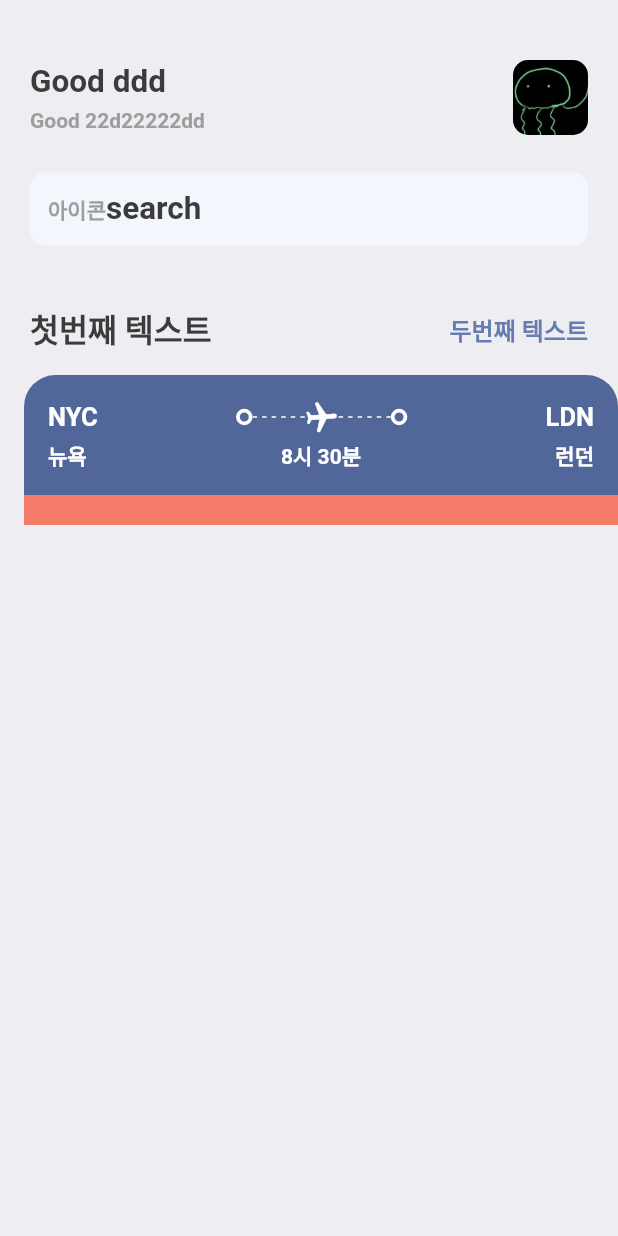
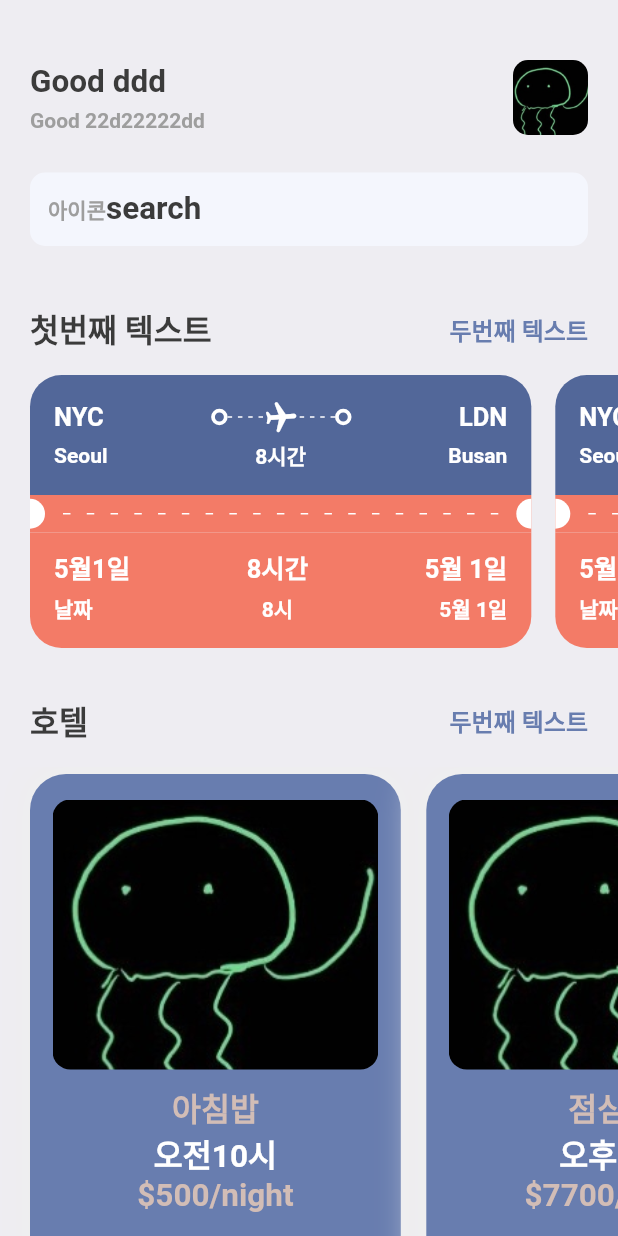
Before and after one commit to JunBaam/flutter-tutorial, a Flutter app: the HomeScreen screen opened directly, on a phone screen of 412 x 824 dp. Run offline on Flutter 3.47's test engine with Material 2 defaults, Android fonts, the phone set to English and light mode, and no system bars; our stand-ins replace gap.

Commit message:
complete home

```diff
--- a/lib/screens/home_screen.dart
+++ b/lib/screens/home_screen.dart
@@ -1,6 +1,8 @@
 import 'package:flutter/material.dart';
 import 'package:gap/gap.dart';
+import 'package:ticket/screens/hotel_screen.dart';
 import 'package:ticket/screens/ticket_view.dart';
+import 'package:ticket/utils/app_info_list.dart';
 import 'package:ticket/utils/app_styles.dart';
 
 class HomeScreen extends StatelessWidget {
@@ -88,7 +90,45 @@ class HomeScreen extends StatelessWidget {
             ),
           ),
           const Gap(15),
-          TicketView(),
+          SingleChildScrollView(
+            scrollDirection: Axis.horizontal,
+            padding: const EdgeInsets.only(left: 20),
+            child: Row(
+              children: ticketList
+                  .map((ticket) => TicketView(ticket: ticket))
+                  .toList(),
+            ),
+          ),
+          const Gap(15),
+          Container(
+            padding: const EdgeInsets.symmetric(horizontal: 20),
+            child: Row(
+              mainAxisAlignment: MainAxisAlignment.spaceBetween,
+              children: [
+                Text(
+                  '호텔',
+                  style: Styles.headLineStyle2,
+                ),
+                InkWell(
+                  onTap: () {
+                    print('you are tapped');
+                  },
+                  child: Text('두번째 텍스트',
+                      style: Styles.textStyle
+                          .copyWith(color: Styles.primaryColor)),
+                ),
+              ],
+            ),
+          ),
+          const Gap(15),
+          SingleChildScrollView(
+            scrollDirection: Axis.horizontal,
+            padding: const EdgeInsets.only(left: 20),
+            child: Row(
+              children:
+                  hotelList.map((hotel) => HotelScreen(hotel: hotel)).toList(),
+            ),
+          ),
         ],
       ),
     );
--- /dev/null
+++ b/lib/screens/hotel_screen.dart
@@ -0,0 +1,62 @@
+import 'package:flutter/material.dart';
+import 'package:flutter/src/widgets/container.dart';
+import 'package:flutter/src/widgets/framework.dart';
+import 'package:gap/gap.dart';
+import 'package:ticket/utils/app_layout.dart';
+import 'package:ticket/utils/app_styles.dart';
+
+class HotelScreen extends StatelessWidget {
+  final Map<String, dynamic> hotel;
+  const HotelScreen({Key? key, required this.hotel}) : super(key: key);
+
+  @override
+  Widget build(BuildContext context) {
+    // print('호텔가격 ${hotel['price']}');
+
+    final size = AppLayout.getSize(context);
+    return Container(
+      width: size.width * 0.6,
+      height: 350,
+      padding: const EdgeInsets.symmetric(horizontal: 15, vertical: 17),
+      margin: const EdgeInsets.only(right: 17, top: 5),
+      decoration: BoxDecoration(
+          color: Styles.primaryColor,
+          borderRadius: BorderRadius.circular(24),
+          boxShadow: [
+            BoxShadow(
+                color: Colors.grey.shade200, blurRadius: 20, spreadRadius: 5),
+          ]),
+      child: Column(
+        children: [
+          Container(
+            height: 180,
+            decoration: BoxDecoration(
+              borderRadius: BorderRadius.circular(12),
+              color: Styles.primaryColor,
+              image: DecorationImage(
+                fit: BoxFit.cover,
+                image: AssetImage(
+                  "assets/images/${hotel['image']}",
+                ),
+              ),
+            ),
+          ),
+          const Gap(10),
+          Text(
+            hotel['place'],
+            style: Styles.headLineStyle2.copyWith(color: Styles.kakiColor),
+          ),
+          Text(
+            hotel['destination'],
+            style: Styles.headLineStyle2.copyWith(color: Colors.white),
+          ),
+          Text(
+            // NOTE: 변수표기
+            '\$${hotel['price']}/night',
+            style: Styles.headLineStyle2.copyWith(color: Styles.kakiColor),
+          ),
+        ],
+      ),
+    );
+  }
+}
--- a/lib/screens/ticket_view.dart
+++ b/lib/screens/ticket_view.dart
@@ -7,7 +7,9 @@ import 'package:ticket/utils/app_styles.dart';
 import 'package:ticket/widget/thick_container.dart';
 
 class TicketView extends StatelessWidget {
-  const TicketView({super.key});
+  final Map<String, dynamic> ticket;
+
+  const TicketView({Key? key, required this.ticket}) : super(key: key);
 
   @override
   Widget build(BuildContext context) {
@@ -15,10 +17,10 @@ class TicketView extends StatelessWidget {
     final size = AppLayout.getSize(context);
 
     return SizedBox(
-      width: size.width,
+      width: size.width * 0.85,
       height: 200,
       child: Container(
-        margin: const EdgeInsets.only(left: 16),
+        margin: const EdgeInsets.only(right: 16),
         child: Column(
           children: [
             // NOTE: 위쪽(파란카드)
@@ -43,7 +45,7 @@ class TicketView extends StatelessWidget {
                     // NOTE: mainAxisAlignment 랑 같은 효과가 나는데 어떤차이인지는 모르겠음.
                     //  const Spacer(),
                     Expanded(child: Container()),
-                    ThickContainer(),
+                    const ThickContainer(),
                     //  const Spacer(),
                     Expanded(
                         child: Stack(children: [
@@ -76,7 +78,7 @@ class TicketView extends StatelessWidget {
                       Center(
                         child: Transform.rotate(
                           angle: 1.5,
-                          child: Icon(
+                          child: const Icon(
                             Icons.local_airport_rounded,
                             color: Colors.white,
                           ),
@@ -84,7 +86,7 @@ class TicketView extends StatelessWidget {
                       ),
                     ])),
 
-                    ThickContainer(),
+                    const ThickContainer(),
                     //  const Spacer(),
                     Expanded(child: Container()),
 
@@ -102,18 +104,18 @@ class TicketView extends StatelessWidget {
                     SizedBox(
                       width: 100,
                       child: Text(
-                        '뉴욕',
+                        ticket['from']['code'],
                         style:
                             Styles.headLineStyle4.copyWith(color: Colors.white),
                       ),
                     ),
-                    Text('8시 30분',
+                    Text(ticket['flying_time'],
                         style: Styles.headLineStyle4
                             .copyWith(color: Colors.white)),
                     SizedBox(
                       width: 100,
                       child: Text(
-                        '런던',
+                        ticket['to']['code'],
                         textAlign: TextAlign.end,
                         style:
                             Styles.headLineStyle4.copyWith(color: Colors.white),
@@ -127,18 +129,122 @@ class TicketView extends StatelessWidget {
             ,
             Container(
               color: Styles.orangeColor,
-              child: Row(children: const [
-                SizedBox(
+              child: Row(children: [
+                const SizedBox(
                   height: 20,
                   width: 10,
                   child: DecoratedBox(
-                      decoration: BoxDecoration(
-                    borderRadius: BorderRadius.only(
-                        topRight: Radius.circular(10),
-                        bottomRight: Radius.circular(10)),
-                  )),
-                )
+                    decoration: BoxDecoration(
+                      color: Colors.white,
+                      borderRadius: BorderRadius.only(
+                          topRight: Radius.circular(10),
+                          bottomRight: Radius.circular(10)),
+                    ),
+                  ),
+                ),
+                //NOTE: 공간을 차지
+                Expanded(
+                    child: Padding(
+                  padding: const EdgeInsets.all(12.0),
+                  child: LayoutBuilder(
+                    builder:
+                        (BuildContext context, BoxConstraints constraints) {
+                      return Flex(
+                        direction: Axis.horizontal,
+                        mainAxisAlignment: MainAxisAlignment.spaceBetween,
+                        mainAxisSize: MainAxisSize.max,
+                        children: List.generate(
+                            (constraints.constrainWidth() / 15).floor(),
+                            (index) => const SizedBox(
+                                  width: 5,
+                                  height: 1,
+                                  child: DecoratedBox(
+                                      decoration:
+                                          BoxDecoration(color: Colors.white)),
+                                )),
+                      );
+                    },
+                  ),
+                )),
+                const SizedBox(
+                  height: 20,
+                  width: 10,
+                  child: DecoratedBox(
+                    decoration: BoxDecoration(
+                      color: Colors.white,
+                      borderRadius: BorderRadius.only(
+                          topLeft: Radius.circular(10),
+                          bottomLeft: Radius.circular(10)),
+                    ),
+                  ),
+                ),
               ]),
+            ),
+            Container(
+              decoration: BoxDecoration(
+                color: Styles.orangeColor,
+                borderRadius: const BorderRadius.only(
+                    bottomLeft: Radius.circular(21),
+                    bottomRight: Radius.circular(21)),
+              ),
+              padding: const EdgeInsets.fromLTRB(16, 10, 16, 16),
+              child: Column(
+                children: [
+                  Row(
+                    mainAxisAlignment: MainAxisAlignment.spaceBetween,
+                    children: [
+                      Column(
+                        crossAxisAlignment: CrossAxisAlignment.start,
+                        children: [
+                          Text(
+                            '5월1일',
+                            style: Styles.headLineStyle3
+                                .copyWith(color: Colors.white),
+                          ),
+                          const Gap(5),
+                          Text(
+                            '날짜',
+                            style: Styles.headLineStyle4
+                                .copyWith(color: Colors.white),
+                          )
+                        ],
+                      ),
+                      Column(
+                        crossAxisAlignment: CrossAxisAlignment.center,
+                        children: [
+                          Text(
+                            ticket['flying_time'],
+                            style: Styles.headLineStyle3
+                                .copyWith(color: Colors.white),
+                          ),
+                          const Gap(5),
+                          Text(
+                            ticket['departue_time'],
+                            style: Styles.headLineStyle4
+                                .copyWith(color: Colors.white),
+                          )
+                        ],
+                      ),
+                      Column(
+                        crossAxisAlignment: CrossAxisAlignment.end,
+                        children: [
+                          Text(
+                            ticket['date'],
+                            style: Styles.headLineStyle3
+                                .copyWith(color: Colors.white),
+                          ),
+                          const Gap(5),
+                          Text(
+                            ticket['date'],
+                            style: Styles.headLineStyle4
+                                .copyWith(color: Colors.white),
+                          )
+                        ],
+                      )
+                    ],
+                  ),
+                ],
+              ),
             )
           ],
         ),
--- /dev/null
+++ b/lib/utils/app_info_list.dart
@@ -0,0 +1,39 @@
+List<Map<String, dynamic>> hotelList = [
+  {
+    'image': 'hepari.jpeg',
+    'place': '아침밥',
+    'destination': '오전10시',
+    'price': 500,
+  },
+  {
+    'image': 'hepari.jpeg',
+    'place': '점심밥',
+    'destination': '오후1시',
+    'price': 7700,
+  },
+  {
+    'image': 'hepari.jpeg',
+    'place': '저녁밥',
+    'destination': '오후6시',
+    'price': 52000,
+  }
+];
+
+List<Map<String, dynamic>> ticketList = [
+  {
+    'from': {'code': "Seoul", 'nmae': '서울'},
+    'to': {'code': "Busan", 'nmae': '부산'},
+    'flying_time': '8시간',
+    'date': '5월 1일',
+    'departue_time': '8시',
+    'number': 23
+  },
+  {
+    'from': {'code': "Seoul", 'nmae': '서울'},
+    'to': {'code': "Busan", 'nmae': '부산'},
+    'flying_time': '2시간',
+    'date': '1월 1일',
+    'departue_time': '2시',
+    'number': 11
+  }
+];
--- a/lib/utils/app_styles.dart
+++ b/lib/utils/app_styles.dart
@@ -7,6 +7,7 @@ class Styles {
   static Color textColor = const Color(0xFF3b3b3b);
   static Color bgColor = const Color(0xFFeeedf2);
   static Color orangeColor = const Color(0xFFF37B67);
+  static Color kakiColor = const Color(0xFFd2bdb6);
 
   static TextStyle textStyle =
       TextStyle(color: textColor, fontSize: 16, fontWeight: FontWeight.bold);
--- a/pubspec.yaml
+++ b/pubspec.yaml
@@ -35,6 +35,7 @@ dependencies:
   # The following adds the Cupertino Icons font to your application.
   # Use with the CupertinoIcons class for iOS style icons.
   cupertino_icons: ^1.0.2
+  get:
   gap: ^2.0.0
 
 dev_dependencies:
```
Also changed, not shown: pubspec.lock.
